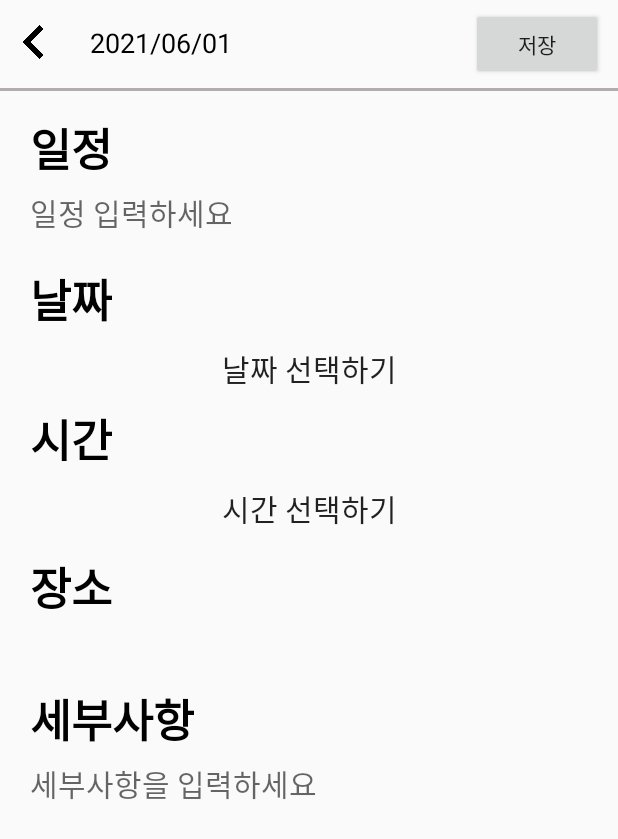
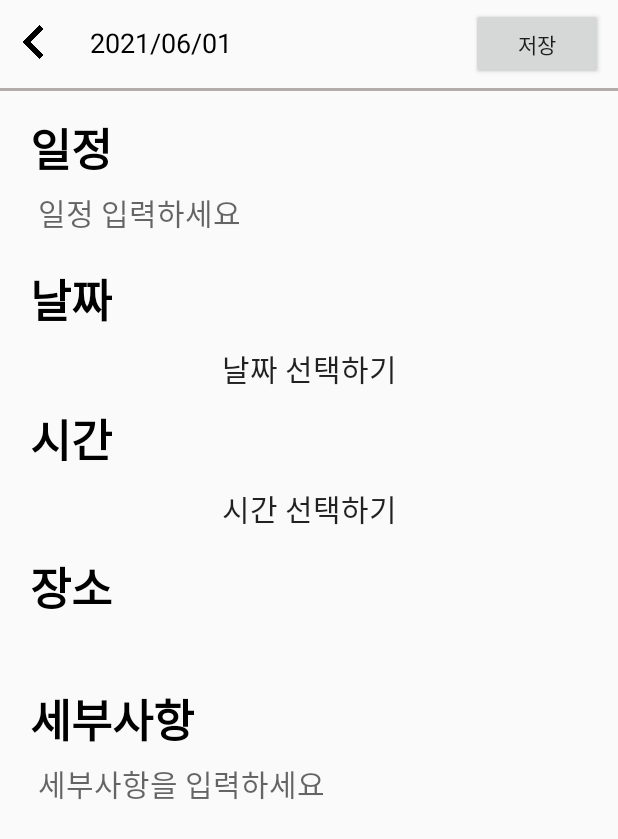
Before and after one commit to jiyeong-yun/MobileProgramming2021, an Android app: the AddscheduleActivity screen opened directly, with no data from a screen before it, on a phone screen of 412 x 824 dp. Shown: the top 839 px of the screen. Run offline under Robolectric (Android 15) with nearby library versions, the phone set to English and light mode, and no system bars; our stand-ins replace Room's generated code; 1 statement that could not run was skipped.

Commit message:
주석 정리, 코드 정리

```diff
--- a/MyCalendar/app/src/main/java/org/techtown/mycalendar/ListAdapter.java
+++ b/MyCalendar/app/src/main/java/org/techtown/mycalendar/ListAdapter.java
@@ -15,7 +15,7 @@ import java.util.ArrayList;
 import java.util.List;
 
 public class ListAdapter extends RecyclerView.Adapter<ListAdapter.ViewHolder> {
-    List<Data> datas =null;
+    List<Data> datas = null;
     ArrayList<Data> arrayList;
     Context context;
 
@@ -82,7 +82,7 @@ public class ListAdapter extends RecyclerView.Adapter<ListAdapter.ViewHolder> {
                         Intent intent = new Intent(v.getContext(), MapActivity.class);
                         intent.putExtra("position", position);
                         intent.putExtra("location", location.getText().toString());
-                        Log.d("TAG", "onClick: " + location.getText().toString());
+                        Log.d("###", "카드뷰 location: " + location.getText().toString());
                         v.getContext().startActivity(intent);
                     }
                 }
--- a/MyCalendar/app/src/main/java/org/techtown/mycalendar/SplashActivity.java
+++ b/MyCalendar/app/src/main/java/org/techtown/mycalendar/SplashActivity.java
@@ -8,7 +8,6 @@ import android.os.Bundle;
 import android.os.Handler;
 
 public class SplashActivity extends AppCompatActivity {
-
     Handler handler;
     final int DELAY = 1000;
 
--- a/MyCalendar/app/src/main/java/org/techtown/mycalendar/UserRepository.java
+++ b/MyCalendar/app/src/main/java/org/techtown/mycalendar/UserRepository.java
@@ -20,6 +20,4 @@ public interface UserRepository {
     @Query("DELETE FROM data WHERE uid=:uid")
     void delete(int uid);
 
-    /*@Delete
-    void delete(Data data); //내부에 값을 넣어서 삭제 가능(오버로딩)*/
 }
--- a/MyCalendar/app/src/main/res/layout/activity_addschedule.xml
+++ b/MyCalendar/app/src/main/res/layout/activity_addschedule.xml
@@ -6,7 +6,7 @@
     android:layout_height="match_parent"
     android:orientation="vertical">
 
-    <!-- 디자인 다시 ^^ 다이얼로그로 할까 고민중-->
+    <!-- 디자인 다시 -->
 
     <FrameLayout
         android:layout_width="match_parent"
@@ -66,7 +66,7 @@
         android:layout_width="match_parent"
         android:layout_height="wrap_content"
         android:layout_marginTop="5dp"
-        android:layout_marginLeft="20dp"
+        android:layout_marginLeft="25dp"
         android:layout_marginRight="20dp"
         android:layout_marginBottom="20dp"
         android:paddingEnd="10dp"
@@ -127,7 +127,7 @@
         android:layout_width="match_parent"
         android:layout_height="wrap_content"
         android:layout_marginTop="5dp"
-        android:layout_marginLeft="20dp"
+        android:layout_marginLeft="25dp"
         android:layout_marginRight="20dp"
         android:paddingEnd="10dp"
         android:gravity="center_vertical"
@@ -150,7 +150,7 @@
             android:layout_width="match_parent"
             android:layout_height="wrap_content"
             android:layout_marginTop="5dp"
-            android:layout_marginLeft="20dp"
+            android:layout_marginLeft="25dp"
             android:layout_marginRight="20dp"
             android:layout_marginBottom="20dp"
             android:paddingEnd="10dp"
```
Also changed, not shown: MyCalendar/app/src/main/java/org/techtown/mycalendar/AddscheduleActivity.java (+7 -7 lines), MyCalendar/app/src/main/java/org/techtown/mycalendar/MainActivity.java (+7 -9 lines), MyCalendar/app/src/main/java/org/techtown/mycalendar/MapActivity.java (+0 -23 lines), MyCalendar/app/src/main/java/org/techtown/mycalendar/Map_AddscheduleActivity.java (+24 -27 lines).
